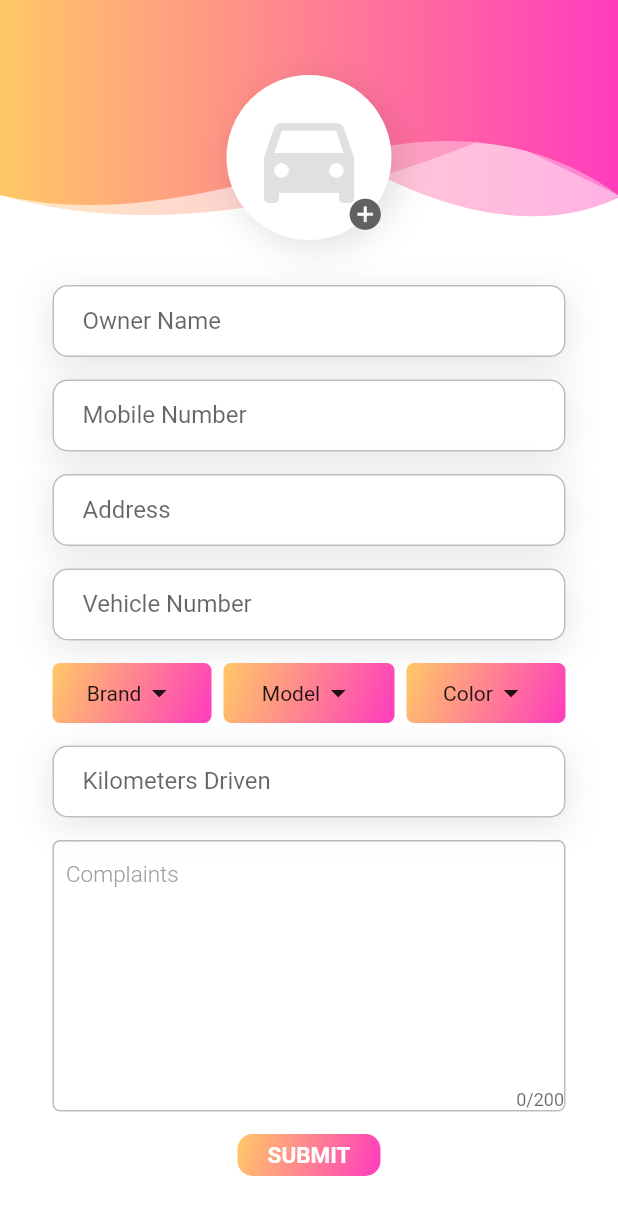
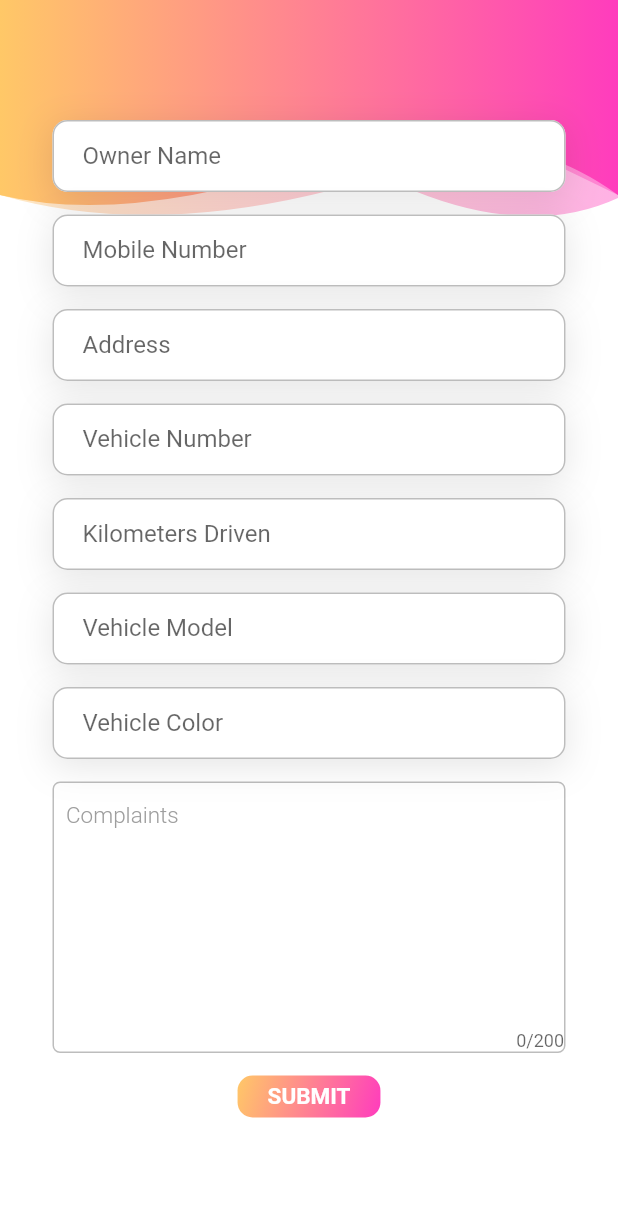
Before and after one commit to Riyasv98/dr_mech, a Flutter app: the CarDetailsPage screen opened directly, on a phone screen of 412 x 824 dp. Shown: the top 1215 px of the screen. Run offline on Flutter 3.47's test engine with Material 2 defaults, Android fonts, the light colour scheme and no system bars; our stand-ins replace flutter_easyloading, font_awesome_flutter, hexcolor, motion_toast, shared_preferences; accounts and stored records are empty; network calls fail.

Commit message:
Merge branch 'master' of https://github.com/Riyasv98/dr_mech
# Conflicts:
#	lib/pages/SalesScreen.dart

```diff
--- a/lib/pages/All_product.dart
+++ b/lib/pages/All_product.dart
@@ -62,11 +62,12 @@ class _AllProductScreenState extends State<AllProductScreen>{
     {
       staffModel=value;
       getAllProduct(staffModel.brnId.toString(),staffModel.cmpId.toString());
-      // getAllSubCategory(staffModel.cmpId.toString(),staffModel.brnId.toString());
+
       setState(() {
 
       });
     });
+    // getAllSubCategory(staffModel.cmpId.toString(),staffModel.brnId.toString());
 
 
 
--- a/lib/pages/all_subcategory_screen.dart
+++ b/lib/pages/all_subcategory_screen.dart
@@ -43,6 +43,7 @@ class _AllSubCategoryScreenState extends State<AllSubCategoryScreen>{
   StaffModel staffModel = new StaffModel();
 
   List<SubCategoryModel> subCategoryList = [];
+  List<CategoryModel> categoryList = [];
 
   void initState() {
 
@@ -94,6 +95,7 @@ class _AllSubCategoryScreenState extends State<AllSubCategoryScreen>{
                               onTap: (){
                                 Navigator.push( context, MaterialPageRoute( builder: (context) => AddSubCategoryScreen(new SubCategoryModel(),1))).then((value){
                                   getAllSubCategory(staffModel.cmpId.toString(),staffModel.brnId.toString());
+                                   //getAllCategory(staffModel.cmpId.toString(),staffModel.brnId.toString());
                                 });
                               },
                               child: Align(
@@ -233,6 +235,29 @@ class _AllSubCategoryScreenState extends State<AllSubCategoryScreen>{
     );
   }
 
+  Future getAllCategory(String companyId, String branchId) async{
+    isLoading=true;
+    setState(() {
+    });
+
+    String url=Apis.CATEGORY_URL+companyId+"/"+branchId;
+    var response = await http.get(Uri.parse(url));
+
+    isLoading=false;
+    setState(() {
+
+    });
+
+    String responseData=response.body.toString();
+    var jsonData=jsonDecode(responseData);//check response string
+    // if(jsonData['success']) {
+    var data = jsonData['data'];//based on response string give array name
+    categoryList = List<CategoryModel>.from(data.map((x) => CategoryModel.fromJson(x)));
+    setState(() {
+
+    });
+  }
+
   Future getAllSubCategory(String companyId, String branchId) async{
     isLoading=true;
     setState(() {
--- a/lib/pages/car_details_screen.dart
+++ b/lib/pages/car_details_screen.dart
@@ -44,35 +44,35 @@ class _CarDetailsPageState extends State<CarDetailsPage>{
                         GestureDetector(
                           child: Stack(
                             children: [
-                              Container(
-                                padding: EdgeInsets.all(10),
-                                decoration: BoxDecoration(
-                                  borderRadius: BorderRadius.circular(100),
-                                  border: Border.all(
-                                      width: 5, color: Colors.white),
-                                  color: Colors.white,
-                                  boxShadow: [
-                                    BoxShadow(
-                                      color: Colors.black12,
-                                      blurRadius: 20,
-                                      offset: const Offset(5, 5),
-                                    ),
-                                  ],
-                                ),
-                                child: Icon(
-                                  Icons.directions_car,
-                                  color: Colors.grey.shade300,
-                                  size: 80.0,
-                                ),
-                              ),
-                              Container(
-                                padding: EdgeInsets.fromLTRB(80, 80, 0, 0),
-                                child: Icon(
-                                  Icons.add_circle,
-                                  color: Colors.grey.shade700,
-                                  size: 25.0,
-                                ),
-                              ),
+                              // Container(
+                              //   padding: EdgeInsets.all(10),
+                              //   decoration: BoxDecoration(
+                              //     borderRadius: BorderRadius.circular(100),
+                              //     border: Border.all(
+                              //         width: 5, color: Colors.white),
+                              //     color: Colors.white,
+                              //     boxShadow: [
+                              //       BoxShadow(
+                              //         color: Colors.black12,
+                              //         blurRadius: 20,
+                              //         offset: const Offset(5, 5),
+                              //       ),
+                              //     ],
+                              //   ),
+                              //   child: Icon(
+                              //     Icons.directions_car,
+                              //     color: Colors.grey.shade300,
+                              //     size: 80.0,
+                              //   ),
+                              // ),
+                              // Container(
+                              //   padding: EdgeInsets.fromLTRB(80, 80, 0, 0),
+                              //   child: Icon(
+                              //     Icons.add_circle,
+                              //     color: Colors.grey.shade700,
+                              //     size: 25.0,
+                              //   ),
+                              // ),
                             ],
                           ),
                         ),
@@ -127,87 +127,87 @@ class _CarDetailsPageState extends State<CarDetailsPage>{
                           ),
                           decoration: ThemeHelper().inputBoxDecorationShaddow(),
                         ),
-                        SizedBox(height: 15.0),
-
-                        Row(
-                          children: [
-                            Expanded(
-                              child: Padding(
-                                padding: const EdgeInsets.only(right: 8.0),
-                                child: Container(
-                                  child: Row(
-                                    mainAxisAlignment: MainAxisAlignment.center,
-                                    children: [
-                                        Text("Brand",),
-                                      Icon(
-                                        Icons.arrow_drop_down
-                                      )
-                                    ],
-                                  ),
-                                  height: 40,
-                                  width: MediaQuery.of(context).size.width,
-                                  decoration: BoxDecoration(
-                                      borderRadius: BorderRadius.all(Radius.circular(5)),
-                                      gradient: LinearGradient(
-                                          begin: Alignment.topLeft,
-                                          end: Alignment.bottomRight,
-                                          colors: <Color>[Theme.of(context).primaryColor, Theme.of(context).accentColor,]
-                                      )
-                                  ),
-                                ),
-                              ),
-                            ),
-                            Expanded(
-                              child: Container(
-                                child: Row(
-                                  mainAxisAlignment: MainAxisAlignment.center,
-                                  children: [
-                                    Text("Model",),
-                                    Icon(
-                                        Icons.arrow_drop_down
-                                    )
-                                  ],
-                                ),
-                                height: 40,
-                                width: MediaQuery.of(context).size.width,
-                                decoration: BoxDecoration(
-                                    borderRadius: BorderRadius.all(Radius.circular(5)),
-                                    gradient: LinearGradient(
-                                        begin: Alignment.topLeft,
-                                        end: Alignment.bottomRight,
-                                        colors: <Color>[Theme.of(context).primaryColor, Theme.of(context).accentColor,]
-                                    )
-                                ),
-                              ),
-                            ),
-                            Expanded(
-                              child: Padding(
-                                padding: const EdgeInsets.only(left: 8.0),
-                                child: Container(
-                                  child: Row(
-                                    mainAxisAlignment: MainAxisAlignment.center,
-                                    children: [
-                                      Text("Color",),
-                                      Icon(
-                                          Icons.arrow_drop_down
-                                      )
-                                    ],
-                                  ),
-                                  height: 40,
-                                  width: MediaQuery.of(context).size.width,
-                                  decoration: BoxDecoration(
-                                      borderRadius: BorderRadius.all(Radius.circular(5)),
-                                      gradient: LinearGradient(
-                                          begin: Alignment.topLeft,
-                                          end: Alignment.bottomRight,
-                                          colors: <Color>[Theme.of(context).primaryColor, Theme.of(context).accentColor,]
-                                      )
-                                  ),
-                                ),
-                              ),
-                            ),
-                          ],
-                        ),
+                        // SizedBox(height: 15.0),
+                        //
+                        // Row(
+                        //   children: [
+                        //     Expanded(
+                        //       child: Padding(
+                        //         padding: const EdgeInsets.only(right: 8.0),
+                        //         child: Container(
+                        //           child: Row(
+                        //             mainAxisAlignment: MainAxisAlignment.center,
+                        //             children: [
+                        //                 Text("Brand",),
+                        //               Icon(
+                        //                 Icons.arrow_drop_down
+                        //               )
+                        //             ],
+                        //           ),
+                        //           height: 40,
+                        //           width: MediaQuery.of(context).size.width,
+                        //           decoration: BoxDecoration(
+                        //               borderRadius: BorderRadius.all(Radius.circular(5)),
+                        //               gradient: LinearGradient(
+                        //                   begin: Alignment.topLeft,
+                        //                   end: Alignment.bottomRight,
+                        //                   colors: <Color>[Theme.of(context).primaryColor, Theme.of(context).accentColor,]
+                        //               )
+                        //           ),
+                        //         ),
+                        //       ),
+                        //     ),
+                        //     Expanded(
+                        //       child: Container(
+                        //         child: Row(
+                        //           mainAxisAlignment: MainAxisAlignment.center,
+                        //           children: [
+                        //             Text("Model",),
+                        //             Icon(
+                        //                 Icons.arrow_drop_down
+                        //             )
+                        //           ],
+                        //         ),
+                        //         height: 40,
+                        //         width: MediaQuery.of(context).size.width,
+                        //         decoration: BoxDecoration(
+                        //             borderRadius: BorderRadius.all(Radius.circular(5)),
+                        //             gradient: LinearGradient(
+                        //                 begin: Alignment.topLeft,
+                        //                 end: Alignment.bottomRight,
+                        //                 colors: <Color>[Theme.of(context).primaryColor, Theme.of(context).accentColor,]
+                        //             )
+                        //         ),
+                        //       ),
+                        //     ),
+                        //     Expanded(
+                        //       child: Padding(
+                        //         padding: const EdgeInsets.only(left: 8.0),
+                        //         child: Container(
+                        //           child: Row(
+                        //             mainAxisAlignment: MainAxisAlignment.center,
+                        //             children: [
+                        //               Text("Color",),
+                        //               Icon(
+                        //                   Icons.arrow_drop_down
+                        //               )
+                        //             ],
+                        //           ),
+                        //           height: 40,
+                        //           width: MediaQuery.of(context).size.width,
+                        //           decoration: BoxDecoration(
+                        //               borderRadius: BorderRadius.all(Radius.circular(5)),
+                        //               gradient: LinearGradient(
+                        //                   begin: Alignment.topLeft,
+                        //                   end: Alignment.bottomRight,
+                        //                   colors: <Color>[Theme.of(context).primaryColor, Theme.of(context).accentColor,]
+                        //               )
+                        //           ),
+                        //         ),
+                        //       ),
+                        //     ),
+                        //   ],
+                        // ),
                         SizedBox(height: 15.0),
 
                         Container(
@@ -215,6 +215,40 @@ class _CarDetailsPageState extends State<CarDetailsPage>{
                             decoration: ThemeHelper().textInputDecoration(
                                 "Kilometers Driven",
                                 "Enter kilometers driven"),
+                            // keyboardType: TextInputType.phone,
+                            // validator: (val) {
+                            //   if(!(val!.isEmpty) && !RegExp(r"^(\d+)*$").hasMatch(val)){
+                            //     return "Enter a valid phone number";
+                            //   }
+                            //   return null;
+                            // },
+                          ),
+                          decoration: ThemeHelper().inputBoxDecorationShaddow(),
+                        ),
+                        SizedBox(height: 15.0),
+
+                        Container(
+                          child: TextFormField(
+                            decoration: ThemeHelper().textInputDecoration(
+                                "Vehicle Model",
+                                "Enter vehicle model"),
+                            // keyboardType: TextInputType.phone,
+                            // validator: (val) {
+                            //   if(!(val!.isEmpty) && !RegExp(r"^(\d+)*$").hasMatch(val)){
+                            //     return "Enter a valid phone number";
+                            //   }
+                            //   return null;
+                            // },
+                          ),
+                          decoration: ThemeHelper().inputBoxDecorationShaddow(),
+                        ),
+                        SizedBox(height: 15.0),
+
+                        Container(
+                          child: TextFormField(
+                            decoration: ThemeHelper().textInputDecoration(
+                                "Vehicle Color",
+                                "Enter vehicle color"),
                             // keyboardType: TextInputType.phone,
                             // validator: (val) {
                             //   if(!(val!.isEmpty) && !RegExp(r"^(\d+)*$").hasMatch(val)){
--- a/lib/pages/subcategory_screen.dart
+++ b/lib/pages/subcategory_screen.dart
@@ -68,7 +68,7 @@ class _AddSubCategoryScreenState extends State<AddSubCategoryScreen>{
       });
     });
 
-
+   getAllSubCategory(selectedSubCategory.cmpId.toString(),selectedSubCategory.brnId.toString());
     super.initState();
   }
 
@@ -232,7 +232,6 @@ class _AddSubCategoryScreenState extends State<AddSubCategoryScreen>{
                               selectedSubCategory.brnId=staffModel.brnId;
                               selectedSubCategory.cmpId=staffModel.cmpId;
 
-
                               addSubCategory(
                                   selectedSubCategory,null !=
                                   selectedSubCategory
@@ -304,6 +303,7 @@ class _AddSubCategoryScreenState extends State<AddSubCategoryScreen>{
     // if(jsonData['success']) {
     var data = jsonData['data'];//based on response string give array name
     categoryList = List<CategoryModel>.from(data.map((x) => CategoryModel.fromJson(x)));
+
     setState(() {
 
     });
```
